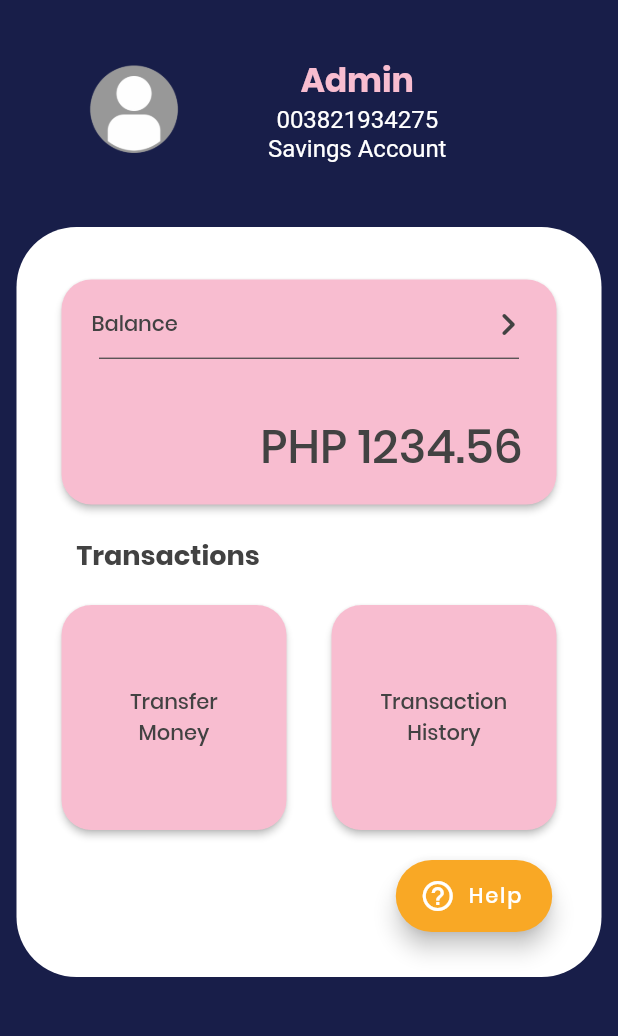
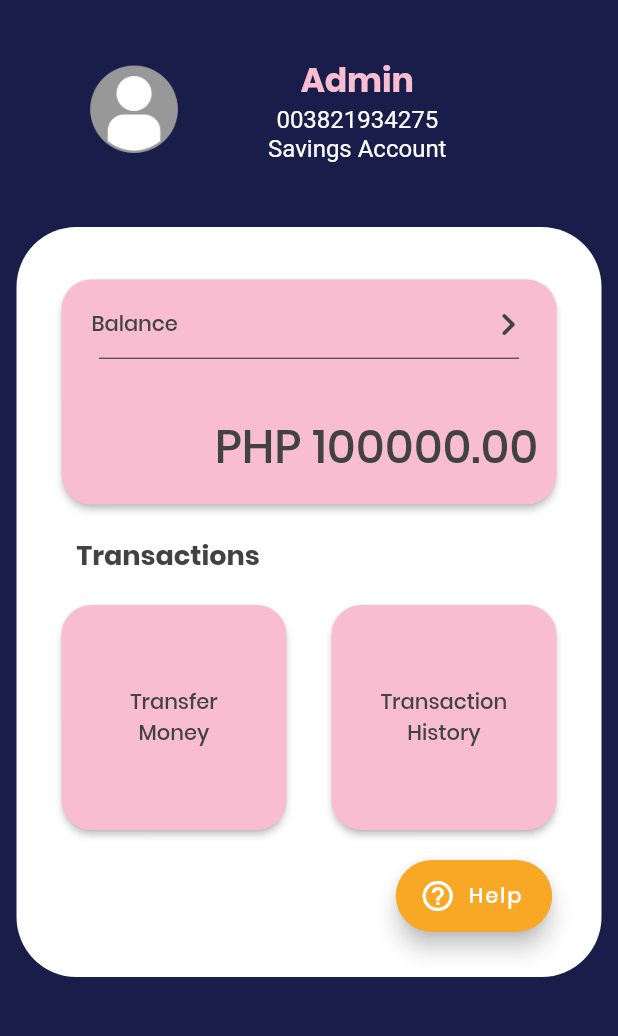
Before and after one commit to daPiang/pig-e-bank, a Flutter app: the Dashboard screen opened directly, on a phone screen of 412 x 824 dp, the part 88-1124 px from its top. Run offline on Flutter 3.47's test engine with Material 2 defaults, Android fonts, the phone set to English and light mode, and no system bars; Roboto replaces fonts that are missing (Montserrat).

Commit message:
edited dashboard to work with account.dart; added routing to account.dart; balance reduction is now testible

```diff
--- a/lib/account.dart
+++ b/lib/account.dart
@@ -1,4 +1,3 @@
 class Account {
   static double bal = 100000.00;
-  static String balstr = '100,000.00';
 }
--- a/lib/dashboard.dart
+++ b/lib/dashboard.dart
@@ -1,4 +1,7 @@
 import 'package:flutter/material.dart';
+import 'package:pig_e_bank/transfer_money.dart';
+
+import 'account.dart';
 //import 'package:pig_e_bank/login.dart';
 
 class Dashboard extends StatelessWidget {
@@ -8,7 +11,9 @@ class Dashboard extends StatelessWidget {
   Widget build(BuildContext context) {
     double width = MediaQuery.of(context).size.width;
     return Scaffold(
-      body: SafeArea(
+      body: SingleChildScrollView(
+        reverse: true,
+        child: SafeArea(
           child: Column(
             children: <Widget>[
               Container(
@@ -140,9 +145,9 @@ class Dashboard extends StatelessWidget {
                                     endIndent: 15,
                                   ),
                                   Padding(
-                                  padding: EdgeInsets.only(left: 110, top: 28),
+                                    padding: EdgeInsets.only(left: 90, top: 28),
                                     child: Text(
-                                    'PHP 1234.56',
+                                      'PHP ' + Account.bal.toStringAsFixed(2),
                                       style: TextStyle(
                                           fontFamily: 'Poppins',
                                           color: Colors.grey[800],
@@ -158,13 +163,14 @@ class Dashboard extends StatelessWidget {
                                       Color(0xFFf8bdd0)),
                                   shape: MaterialStateProperty.all(
                                     RoundedRectangleBorder(
-                                      borderRadius: BorderRadius.circular(20)),
+                                        borderRadius:
+                                            BorderRadius.circular(20)),
                                   ),
                                   padding: MaterialStateProperty.all(
                                       EdgeInsets.all(10)),
                                   elevation: MaterialStateProperty.all(2),
-                                fixedSize:
-                                    MaterialStateProperty.all(Size(330, 150))),
+                                  fixedSize: MaterialStateProperty.all(
+                                      Size(330, 150))),
                             ),
                           ),
                           //FloatingActionButton.extended(onPressed: (){}, label: Text('Help', style: TextStyle(fontFamily: 'Poppins')), icon: Icon(Icons.help_outline_outlined), backgroundColor: Colors.yellow[800],),
@@ -189,7 +195,13 @@ class Dashboard extends StatelessWidget {
                                   style: TextStyle(
                                       fontFamily: 'Poppins',
                                       color: Colors.grey[800])),
-                            onPressed: () {},
+                              onPressed: () {
+                                Navigator.push(
+                                    context,
+                                    MaterialPageRoute(
+                                        builder: (context) =>
+                                            const TransferMoney()));
+                              },
                               style: ButtonStyle(
                                   backgroundColor: MaterialStateProperty.all(
                                       Color(0xFFf8bdd0)),
@@ -200,8 +212,8 @@ class Dashboard extends StatelessWidget {
                                   padding: MaterialStateProperty.all(
                                       EdgeInsets.all(25)),
                                   elevation: MaterialStateProperty.all(2),
-                                fixedSize:
-                                    MaterialStateProperty.all(Size(150, 150))),
+                                  fixedSize: MaterialStateProperty.all(
+                                      Size(150, 150))),
                             ),
                           ),
                           Padding(
@@ -218,13 +230,14 @@ class Dashboard extends StatelessWidget {
                                       Color(0xFFf8bdd0)),
                                   shape: MaterialStateProperty.all(
                                     RoundedRectangleBorder(
-                                      borderRadius: BorderRadius.circular(20)),
+                                        borderRadius:
+                                            BorderRadius.circular(20)),
                                   ),
                                   padding: MaterialStateProperty.all(
                                       EdgeInsets.all(25)),
                                   elevation: MaterialStateProperty.all(2),
-                                fixedSize:
-                                    MaterialStateProperty.all(Size(150, 150))),
+                                  fixedSize: MaterialStateProperty.all(
+                                      Size(150, 150))),
                             ),
                           ),
                         ],
@@ -249,6 +262,7 @@ class Dashboard extends StatelessWidget {
             ],
           ),
         ),
+      ),
     );
   }
 }
--- a/lib/transfer_money.dart
+++ b/lib/transfer_money.dart
@@ -1,5 +1,6 @@
 import 'package:flutter/material.dart';
 import 'package:flutter/services.dart';
+import 'package:pig_e_bank/dashboard.dart';
 import 'account.dart';
 import 'confirm_transfer.dart';
 import 'palette.dart';
@@ -216,8 +217,8 @@ class _TransferMoneyState extends State<TransferMoney> {
                       ),
                       onPressed: () {
                         //print(Account.bal);
-                        //Account.bal =
-                        //Account.bal - double.parse(amountController.text);
+                        Account.bal =
+                            Account.bal - double.parse(amountController.text);
                         //print(Account.bal);
                         validateFields();
                         if (_isValidAmnt == true && _isValidAcc == true) {
```
Also changed, not shown: lib/confirm_transfer.dart (+13 -4 lines). Lines whose indentation alone changed are shown as unchanged.
